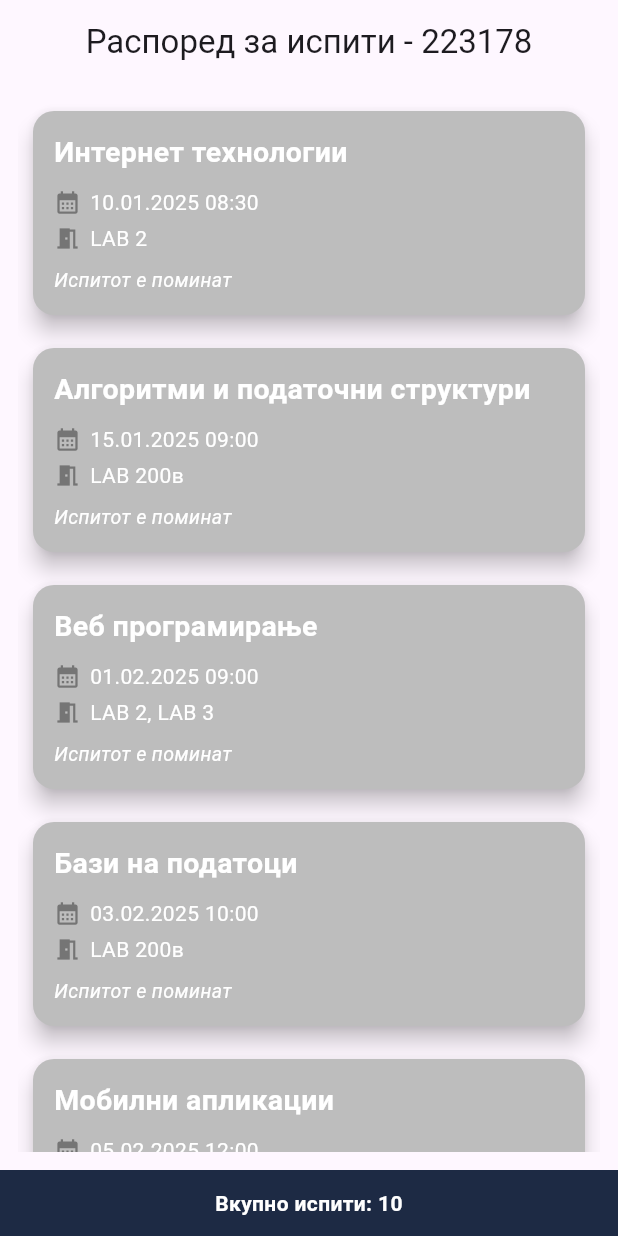
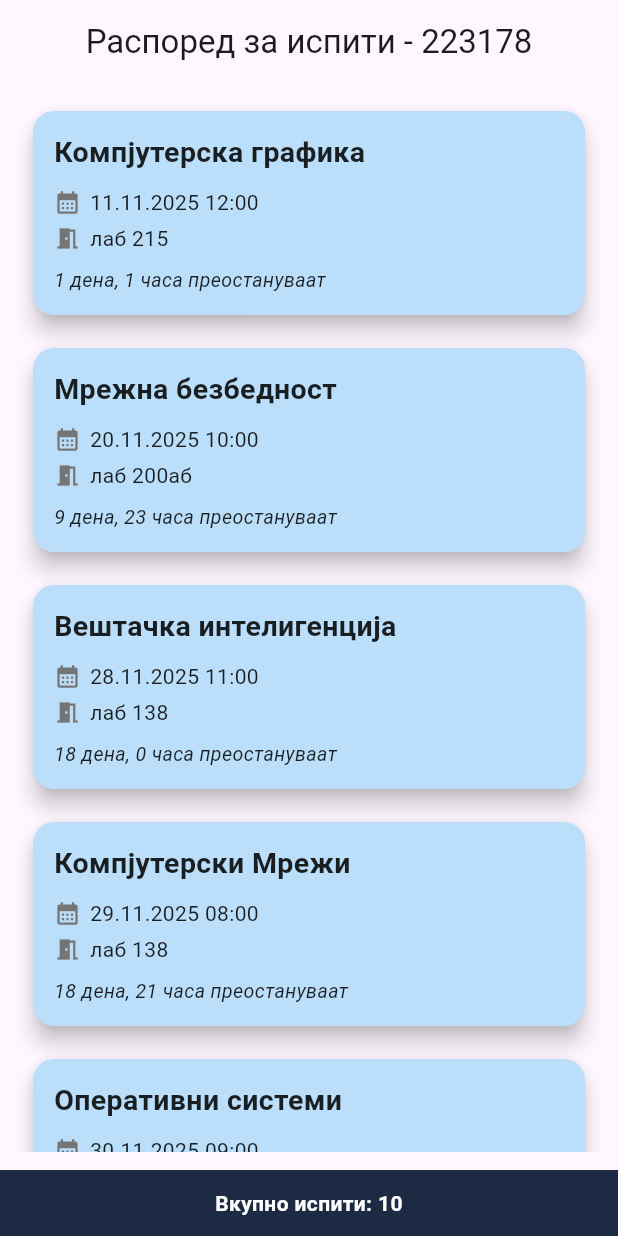
Before and after one commit to martavelickovic/MiS, a Flutter app: the screen it shows after launch, on a phone screen of 412 x 824 dp. Run offline on Flutter 3.47's test engine with Material 3 defaults, Android fonts, the phone set to English and light mode, and no system bars.

Commit message:
Сите промени до сега за Flutter проектот за испити

```diff
--- a/lib/screens/exam_detail_screen.dart
+++ b/lib/screens/exam_detail_screen.dart
@@ -1,3 +1,4 @@
+import 'package:flutter/foundation.dart';
 import 'package:flutter/material.dart';
 import '../models/exam.dart';
 
@@ -47,12 +48,12 @@ class ExamDetailScreen extends StatelessWidget {
         text: TextSpan(
           text: "$label: ",
           style: const TextStyle(
-              color: Colors.black, fontWeight: FontWeight.bold, fontSize: 16),
+              color: Color.fromARGB(255, 12, 12, 12), fontWeight: FontWeight.bold, fontSize: 16),
           children: [
             TextSpan(
               text: value,
               style: const TextStyle(
-                  color: Colors.black87,
+                  color: Color.fromARGB(221, 7, 7, 7),
                   fontWeight: FontWeight.normal,
                   fontSize: 16),
             ),
--- a/lib/screens/homeScreen.dart
+++ b/lib/screens/homeScreen.dart
@@ -6,17 +6,18 @@ class HomeScreen extends StatelessWidget {
   const HomeScreen({super.key});
 
   List<Exam> getExams() {
+    var lab = 'лаб';
     return [
-      Exam(name: "Веб програмирање", dateTime: DateTime(2025, 2, 1, 9, 0), rooms: ["LAB 2", "LAB 3"]),
-      Exam(name: "Бази на податоци", dateTime: DateTime(2025, 2, 3, 10, 0), rooms: ["LAB 200в"]),
-      Exam(name: "Мобилни апликации", dateTime: DateTime(2025, 2, 5, 12, 0), rooms: ["LAB 1"]),
-      Exam(name: "Оперативни системи", dateTime: DateTime(2025, 2, 7, 9, 0), rooms: ["LAB 215"]),
-      Exam(name: "Вештачка интелигенција", dateTime: DateTime(2025, 2, 9, 11, 0), rooms: ["LAB 138"]),
-      Exam(name: "Компјутерски Мрежи", dateTime: DateTime(2025, 2, 11, 8, 0), rooms: ["LAB 138"]),
-      Exam(name: "Мрежна безбедност", dateTime: DateTime(2025, 2, 13, 10, 0), rooms: ["LAB 200аб"]),
-      Exam(name: "Алгоритми и податочни структури", dateTime: DateTime(2025, 1, 15, 9, 0), rooms: ["LAB 200в"]),
-      Exam(name: "Компјутерска графика", dateTime: DateTime(2025, 2, 16, 12, 0), rooms: ["LAB 215"]),
-      Exam(name: "Интернет технологии", dateTime: DateTime(2025, 1, 10, 8, 30), rooms: ["LAB 2"]),
+      Exam(name: "Веб програмирање", dateTime: DateTime(2025, 12, 1, 9, 0), rooms: ["лаб 2", "лаб 3"]),
+      Exam(name: "Бази на податоци", dateTime: DateTime(2025, 12, 12, 10, 0), rooms: ["лаб 200в"]),
+      Exam(name: "Мобилни инфромациски системи", dateTime: DateTime(2025, 12, 4, 12, 0), rooms: ["лаб 1"]),
+      Exam(name: "Оперативни системи", dateTime: DateTime(2025, 11, 30, 9, 0), rooms: ["лаб 215"]),
+      Exam(name: "Вештачка интелигенција", dateTime: DateTime(2025, 11, 28, 11, 0), rooms: ["лаб 138"]),
+      Exam(name: "Компјутерски Мрежи", dateTime: DateTime(2025, 11, 29, 8, 0), rooms: ["лаб 138"]),
+      Exam(name: "Мрежна безбедност", dateTime: DateTime(2025, 11, 20, 10, 0), rooms: ["лаб 200аб"]),
+      Exam(name: "Алгоритми и податочни структури", dateTime: DateTime(2025, 12, 12, 9, 0), rooms: ["лаб 200в"]),
+      Exam(name: "Компјутерска графика", dateTime: DateTime(2025, 11, 11, 12, 0), rooms: ["лаб 215"]),
+      Exam(name: "Интернет технологии", dateTime: DateTime(2025, 12, 12, 8, 30), rooms: ["лаб 2"]),
     ];
   }
 
```
Also changed, not shown: 1 other file.
